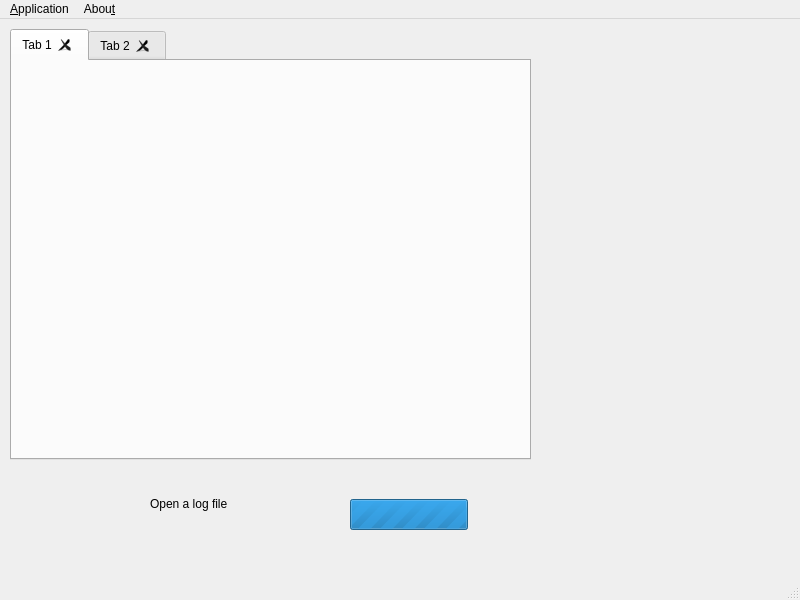
Old version of the form mainwindow.ui in the repository task-jp/gstreamer-log-viewer.
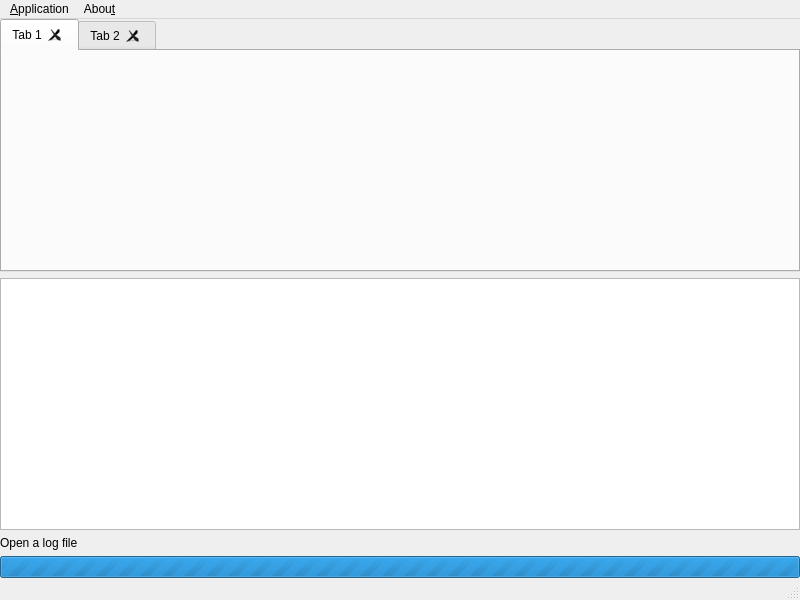
New version of the form. Icons and pictures are not drawn.

Commit message: Show readme at first

Patch:
```diff
--- a/mainwindow.ui
+++ b/mainwindow.ui
@@ -18,15 +18,21 @@
     <normaloff>:/images/gstreamer.png</normaloff>:/images/gstreamer.png</iconset>
   </property>
   <widget class="QWidget" name="centralwidget">
+   <layout class="QVBoxLayout" name="verticalLayout">
+    <property name="leftMargin">
+     <number>0</number>
+    </property>
+    <property name="topMargin">
+     <number>0</number>
+    </property>
+    <property name="rightMargin">
+     <number>0</number>
+    </property>
+    <property name="bottomMargin">
+     <number>0</number>
+    </property>
+    <item>
    <widget class="QTabWidget" name="tabWidget">
-    <property name="geometry">
-     <rect>
-      <x>10</x>
-      <y>10</y>
-      <width>521</width>
-      <height>431</height>
-     </rect>
-    </property>
     <property name="tabsClosable">
      <bool>true</bool>
     </property>
@@ -44,32 +50,34 @@
      </attribute>
     </widget>
    </widget>
-   <widget class="QProgressBar" name="progressBar">
-    <property name="geometry">
-     <rect>
-      <x>350</x>
-      <y>480</y>
-      <width>118</width>
-      <height>31</height>
-     </rect>
-    </property>
-    <property name="maximum">
-     <number>0</number>
-    </property>
-   </widget>
+    </item>
+    <item>
+     <widget class="QTextBrowser" name="readme">
+      <property name="source">
+       <url>
+        <string>qrc:/README.md</string>
+       </url>
+      </property>
+      <property name="openLinks">
+       <bool>false</bool>
+      </property>
+     </widget>
+    </item>
+    <item>
    <widget class="QLabel" name="counts">
-    <property name="geometry">
-     <rect>
-      <x>150</x>
-      <y>470</y>
-      <width>90</width>
-      <height>29</height>
-     </rect>
-    </property>
     <property name="text">
      <string>Open a log file</string>
     </property>
    </widget>
+    </item>
+    <item>
+     <widget class="QProgressBar" name="progressBar">
+      <property name="maximum">
+       <number>0</number>
+      </property>
+     </widget>
+    </item>
+   </layout>
   </widget>
   <widget class="QMenuBar" name="menubar">
    <property name="geometry">
```
Lines whose indentation alone changed are shown as unchanged. The commit also changes 3 other files.
